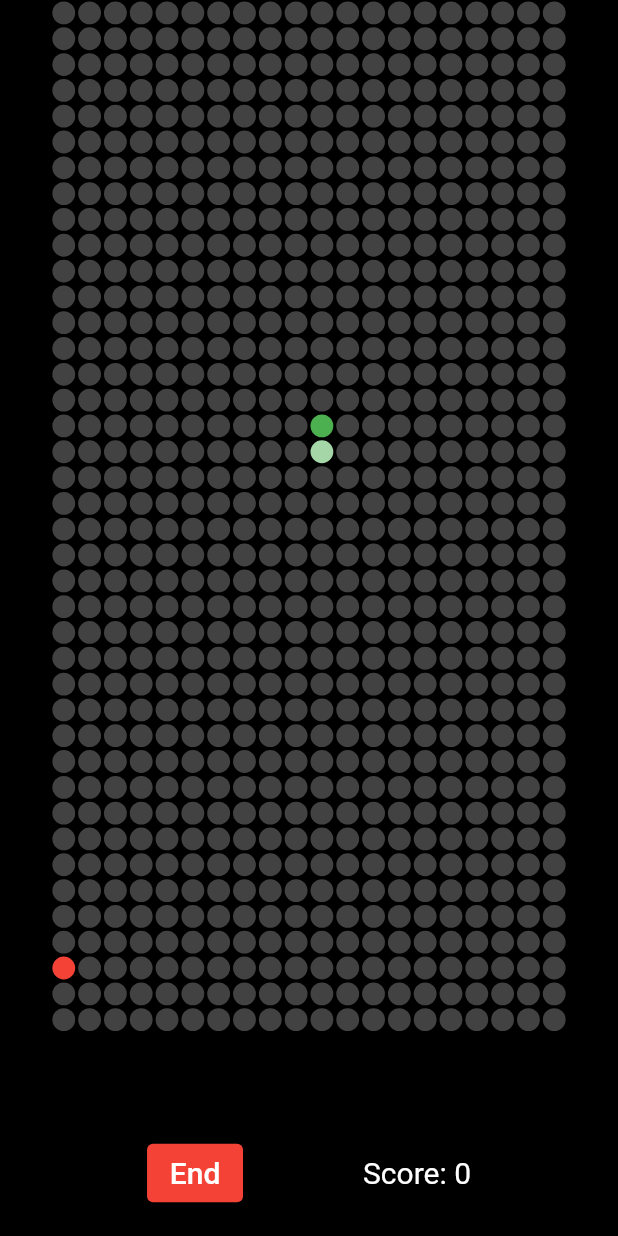
After one commit to rdrocca/flutter-projects, a Flutter app: the HomeSnakeGame screen opened directly, after a tap on "Start", on a phone screen of 412 x 824 dp. The commit adds this screen. Run offline on Flutter 3.47's test engine with Material 2 defaults, Android fonts, the phone set to English and light mode, and no system bars; our stand-ins replace google_fonts.

Commit message:
Adding snake game project

```diff
--- a/lib/main.dart
+++ b/lib/main.dart
@@ -4,6 +4,7 @@
 import 'package:flutter/material.dart';
 import 'package:flutter/services.dart';
 import 'package:flutter_projects/snake_button.dart';
+import 'package:flutter_projects/snake_game/main_snake_game.dart';
 import 'package:flutter_projects/state_mngmnt/main_state_mngmnt.dart';
 
 import './clubhouse/main_clubhouse.dart';
@@ -56,6 +57,14 @@ class MyAppState extends State<MyApp> {
               onTap: () {
                 onButtonTap(
                   MainWhats4pp(),
+                );
+              },
+            ),
+            SnakeButton(
+              title: "Snake Game",
+              onTap: () {
+                onButtonTap(
+                  MainSnakeGame(),
                 );
               },
             ),
--- a/lib/snake_button.dart
+++ b/lib/snake_button.dart
@@ -36,7 +36,7 @@ class _SnakeButtonState extends State<SnakeButton>
   @override
   Widget build(BuildContext context) {
     return Padding(
-      padding: const EdgeInsets.symmetric(horizontal: 15),
+      padding: const EdgeInsets.symmetric(horizontal: 15, vertical: 6),
       child: InkWell(
         onTap: widget.onTap,
         child: CustomPaint(
@@ -75,21 +75,20 @@ class _SnakePainter extends CustomPainter {
   @override
   void paint(Canvas canvas, Size size) {
     final rect = Offset.zero & size;
-    // final path = Path();
+    final path = Path()..addRect(rect);
 
-    final path1 = Path()..addRect(rect);
     // final path2 = Path()..addRect(rect..deflate(45.0));
     // var path = Path.combine(PathOperation.xor, path1, path2);
 
     //final path = Path.combine(
-    //  PathOperation.intersect,
+    //  PathOperation.xor,
     //  //Path()..,
     //  Path()..addRect(rect),
     //  Path()..addRect(rect..deflate(2.0)),
     //);
 
     canvas.drawPath(
-        path1,
+        path,
         Paint()
           ..shader = SweepGradient(
             colors: [borderColor, snakeColor, borderColor],
--- /dev/null
+++ b/lib/snake_game/home_snake_game.dart
@@ -0,0 +1,206 @@
+import 'dart:math';
+import 'dart:async';
+
+import 'package:flutter/material.dart';
+
+class HomeSnakeGame extends StatefulWidget {
+  const HomeSnakeGame({Key? key}) : super(key: key);
+
+  @override
+  _HomeSnakeGameState createState() => _HomeSnakeGameState();
+}
+
+class _HomeSnakeGameState extends State<HomeSnakeGame> {
+  final int squaresPerRow = 20;
+  final int squaresPerCol = 40;
+  final fontStyle = TextStyle(color: Colors.white, fontSize: 20);
+  final randomGen = Random();
+
+  var snake = [
+    [0, 1],
+    [0, 0]
+  ];
+  var food = [0, 2];
+  var direction = 'up';
+  var isPlaying = false;
+
+  void startGame() {
+    const duration = Duration(milliseconds: 300);
+
+    // Snake head
+    snake = [
+      [(squaresPerRow / 2).floor(), (squaresPerCol / 2).floor()]
+    ];
+    print("Snake first: ${snake.first}");
+    print("Snake first[0]: ${snake.first[0]}");
+    print("Snake first[1]: ${snake.first[1]}");
+
+    // Snake body
+    snake.add([snake.first[0], snake.first[1] + 1]);
+
+    createFood();
+
+    isPlaying = true;
+    Timer.periodic(duration, (timer) {
+      moveSnake();
+      if (checkGameOver()) {
+        timer.cancel();
+        endGame();
+      }
+    });
+  }
+
+  void moveSnake() {
+    setState(() {
+      switch (direction) {
+        case 'up':
+          snake.insert(0, [snake.first[0], snake.first[1] - 1]);
+          break;
+        case 'down':
+          snake.insert(0, [snake.first[0], snake.first[1] + 1]);
+          break;
+        case 'left':
+          snake.insert(0, [snake.first[0] - 1, snake.first[1]]);
+          break;
+        case 'right':
+          snake.insert(0, [snake.first[0] + 1, snake.first[1]]);
+          break;
+      }
+
+      if (snake.first[0] != food[0] || snake.first[1] != food[1]) {
+        snake.removeLast();
+      } else {
+        createFood();
+      }
+    });
+  }
+
+  void createFood() {
+    food = [randomGen.nextInt(squaresPerRow), randomGen.nextInt(squaresPerCol)];
+  }
+
+  bool checkGameOver() {
+    if (!isPlaying ||
+        snake.first[1] < 0 ||
+        snake.first[1] >= squaresPerCol ||
+        snake.first[0] < 0 ||
+        snake.first[0] > squaresPerRow) {
+      return true;
+    }
+
+    for (var i = 1; i < snake.length; i++) {
+      if (snake[i][0] == snake.first[0] && snake[i][1] == snake.first[1]) {
+        return true;
+      }
+    }
+
+    return false;
+  }
+
+  void endGame() {
+    isPlaying = false;
+
+    showDialog(
+      context: context,
+      builder: (context) => AlertDialog(
+        title: Text('Game Over'),
+        content: Text(
+          'Score: ${snake.length - 2}',
+          style: TextStyle(fontSize: 20),
+        ),
+        actions: [
+          MaterialButton(
+              child: Text('Close'),
+              onPressed: () {
+                Navigator.of(context).pop();
+              })
+        ],
+      ),
+    );
+  }
+
+  @override
+  Widget build(BuildContext context) {
+    return Scaffold(
+      backgroundColor: Colors.black,
+      body: Column(
+        children: [
+          Expanded(
+              child: GestureDetector(
+            onVerticalDragUpdate: (details) {
+              if (direction != 'up' && details.delta.dy > 0)
+                direction = 'down';
+              else if (direction != 'down' && details.delta.dy < 0)
+                direction = 'up';
+            },
+            onHorizontalDragUpdate: (details) {
+              if (direction != 'left' && details.delta.dx > 0)
+                direction = 'right';
+              else if (direction != 'right' && details.delta.dx < 0)
+                direction = 'left';
+            },
+            child: AspectRatio(
+              aspectRatio: squaresPerRow / (squaresPerCol + 3),
+              child: GridView.builder(
+                  physics: NeverScrollableScrollPhysics(),
+                  gridDelegate: SliverGridDelegateWithFixedCrossAxisCount(
+                      crossAxisCount: squaresPerRow),
+                  itemCount: squaresPerRow * squaresPerCol,
+                  itemBuilder: (BuildContext context, int index) {
+                    var color;
+                    var x = index % squaresPerRow;
+                    var y = (index / squaresPerRow).floor();
+
+                    bool isSnakeBody = false;
+                    for (var pos in snake) {
+                      if (pos[0] == x && pos[1] == y) {
+                        isSnakeBody = true;
+                        break;
+                      }
+                    }
+                    if (snake.first[0] == x && snake.first[1] == y) {
+                      color = Colors.green;
+                    } else if (isSnakeBody) {
+                      color = Colors.green.shade200;
+                    } else if (food[0] == x && food[1] == y) {
+                      color = Colors.red;
+                    } else {
+                      color = Colors.grey.shade800;
+                    }
+
+                    return Container(
+                      margin: const EdgeInsets.all(1),
+                      decoration:
+                          BoxDecoration(color: color, shape: BoxShape.circle),
+                    );
+                  }),
+            ),
+          )),
+          Padding(
+            padding: const EdgeInsets.all(18.0),
+            child: Row(
+              mainAxisAlignment: MainAxisAlignment.spaceEvenly,
+              children: [
+                TextButton(
+                    style: ButtonStyle(
+                        backgroundColor: MaterialStateProperty.all(
+                            isPlaying ? Colors.red : Colors.green)),
+                    onPressed: () {
+                      if (isPlaying)
+                        isPlaying = false;
+                      else
+                        startGame();
+                    },
+                    child: Text(
+                      isPlaying ? 'End' : 'Start',
+                      style: fontStyle,
+                    )),
+                Text('Score: ${snake.length - 2}', style: fontStyle),
+              ],
+            ),
+          )
+        ],
+      ),
+    );
+  }
+}
--- /dev/null
+++ b/lib/snake_game/main_snake_game.dart
@@ -0,0 +1,18 @@
+import 'package:flutter/material.dart';
+
+import 'home_snake_game.dart';
+
+class MainSnakeGame extends StatelessWidget {
+  @override
+  Widget build(BuildContext context) {
+    return MaterialApp(
+      // title: 'Whats4pp',
+      debugShowCheckedModeBanner: false,
+      theme: ThemeData(
+        primaryColor: Color(0xff075E54),
+        accentColor: Color(0xff25D366),
+      ),
+      home: HomeSnakeGame(),
+    );
+  }
+}
```
